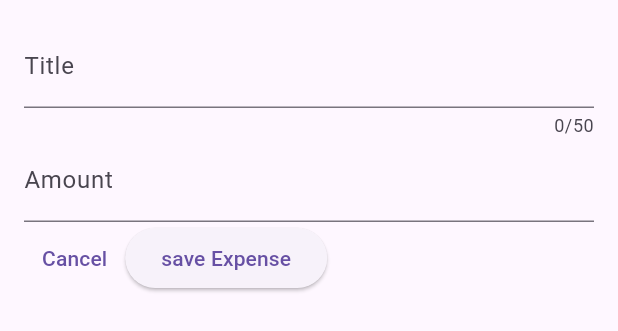
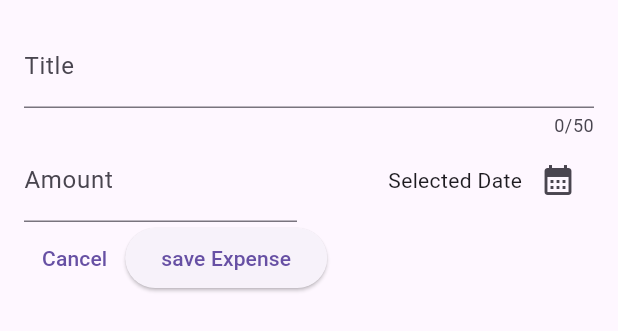
Before and after one commit to rayhan-afk/expense_tracker, a Flutter app: the NewExpense widget shown alone on an empty page, opened directly, on a phone screen of 412 x 824 dp. Shown: the top 331 px of the screen. Run offline on Flutter 3.47's test engine with Material 2 defaults, Android fonts, the phone set to English and light mode, and no system bars.

Commit message:
date picker

```diff
--- a/lib/widgets/new_expense.dart
+++ b/lib/widgets/new_expense.dart
@@ -12,6 +12,17 @@ class NewExpense extends StatefulWidget {
 class _NewExpenseState extends State<NewExpense> {
   final _titleController = TextEditingController();
   final _amountController = TextEditingController();
+
+  void _presentDatePicker() {
+    final now = DateTime.now();
+    final firstDate = DateTime(now.year - 1, now.month, now.day);
+    showDatePicker(
+      context: context,
+      initialDate: now,
+      firstDate: firstDate,
+      lastDate: now,
+    );
+  }
 
   @override
   void dispose() {
@@ -33,7 +44,10 @@ class _NewExpenseState extends State<NewExpense> {
               label: Text('Title'),
             ),
           ),
-          TextField(
+          Row(
+            children: [
+              Expanded(
+                child: TextField(
                   controller: _titleController,
                   keyboardType: TextInputType.number,
                   decoration: const InputDecoration(
@@ -41,10 +55,29 @@ class _NewExpenseState extends State<NewExpense> {
                     label: Text('Amount'),
                   ),
                 ),
+              ),
+              const SizedBox(width: 16),
+              Expanded(
+                child: Row(
+                  mainAxisAlignment: MainAxisAlignment.end,
+                  crossAxisAlignment: CrossAxisAlignment.center,
+                  children: [
+                    const Text('Selected Date'),
+                    IconButton(
+                      onPressed: _presentDatePicker,
+                      icon: const Icon(Icons.calendar_month),
+                    ),
+                  ],
+                ),
+              ),
+            ],
+          ),
           Row(
             children: [
               TextButton(
-                onPressed: () {},
+                onPressed: () {
+                  Navigator.pop(context);
+                },
                 child: const Text('Cancel'),
               ),
               ElevatedButton(
```
Lines whose indentation alone changed are shown as unchanged.
